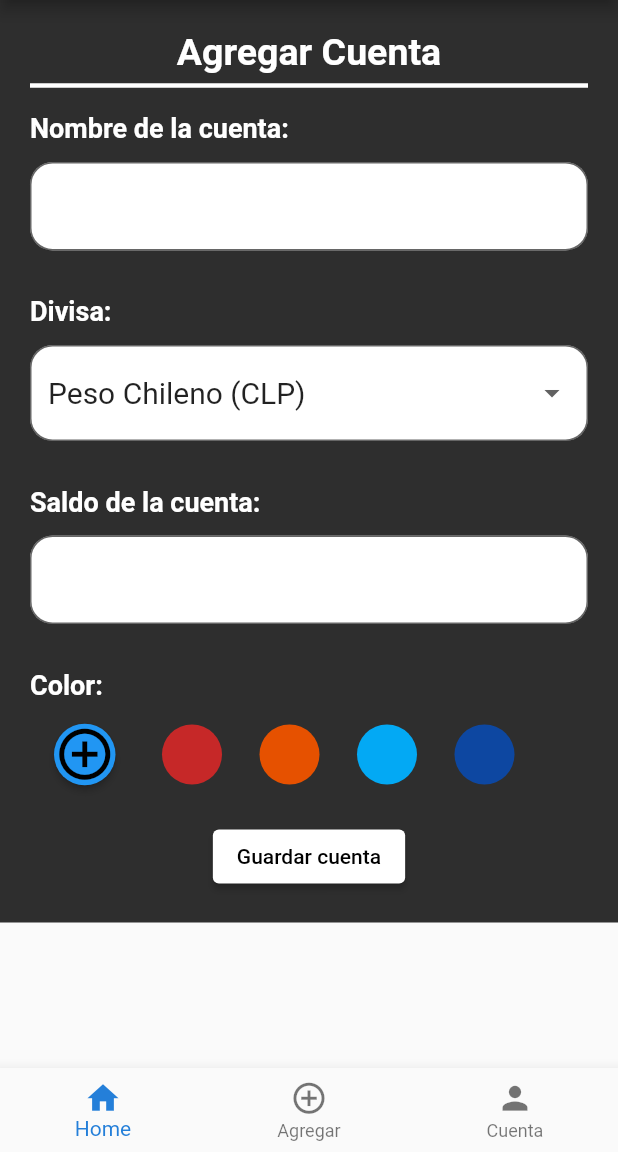
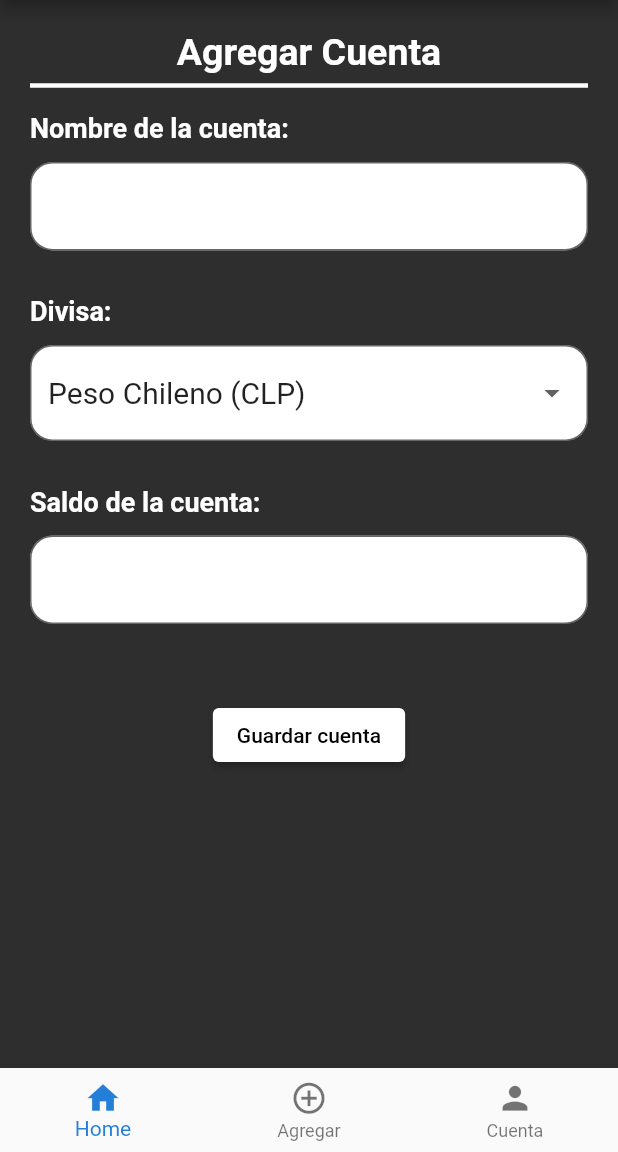
Before and after one commit to Daaira0811/EspecializacionII, a Flutter app: the AgregarCuenta screen opened directly, on a phone screen of 412 x 824 dp, the part 84-1236 px from its top. Run offline on Flutter 3.47's test engine with Material 2 defaults, Android fonts, the phone set to English and light mode, and no system bars; our stand-ins replace charts_flutter, flutter_colorpicker, sqflite; missing offline and left inert: dart:ffi, flutter_cupertino_datetime_picker; accounts and stored records are empty.

Commit message:
Cambios background color scaffold

```diff
--- a/lib/IngresosPage.dart
+++ b/lib/IngresosPage.dart
@@ -41,6 +41,7 @@ class _IngresosPageState extends State<IngresosPage> {
   @override
   Widget build(BuildContext context) {
     return Scaffold(
+      backgroundColor: const Color.fromARGB(255, 46, 46, 46),
       appBar: AppBar(
         centerTitle: true,
         backgroundColor: const Color.fromARGB(255, 96, 95, 95),
--- a/lib/agregarCuenta.dart
+++ b/lib/agregarCuenta.dart
@@ -61,6 +61,7 @@ class _AgregarCuentaState extends State<AgregarCuenta> {
   @override
   Widget build(BuildContext context) {
     return Scaffold(
+      backgroundColor: const Color.fromARGB(255, 46, 46, 46),
       appBar: AppBar(
         centerTitle: true,
         backgroundColor: const Color.fromARGB(255, 96, 95, 95),
@@ -127,24 +128,24 @@ class _AgregarCuentaState extends State<AgregarCuenta> {
     ];
     String? selectedItem = 'Peso Chileno (CLP)';
 
-    Future pickColor(context) => showDialog(
-          context: context,
-          builder: (context) => AlertDialog(
-              title: Text('Elige un color'),
-              content: SingleChildScrollView(
-                  child: BlockPicker(
-                pickerColor: pickerColor,
-                onColorChanged: changeColor,
-              )),
-              actions: <Widget>[
-                TextButton(
-                  onPressed: () => Navigator.of(context).pop(),
-                  child: Text(
-                    'Seleccionar',
-                  ),
-                )
-              ]),
-        );
+    // Future pickColor(context) => showDialog(
+    //       context: context,
+    //       builder: (context) => AlertDialog(
+    //           title: Text('Elige un color'),
+    //           content: SingleChildScrollView(
+    //               child: BlockPicker(
+    //             pickerColor: pickerColor,
+    //             onColorChanged: changeColor,
+    //           )),
+    //           actions: <Widget>[
+    //             TextButton(
+    //               onPressed: () => Navigator.of(context).pop(),
+    //               child: Text(
+    //                 'Seleccionar',
+    //               ),
+    //             )
+    //           ]),
+    //     );
     return Container(
       child: Form(
         child: Column(
@@ -254,77 +255,8 @@ class _AgregarCuentaState extends State<AgregarCuenta> {
             }
           }, */
                 ),
-            const Padding(
-                padding: EdgeInsets.only(bottom: 12, top: 30),
-                child: Text(
-                  "Color:",
-                  style: TextStyle(
-                    fontSize: 18,
-                    fontWeight: FontWeight.bold,
-                    color: Colors.white,
-                  ),
-                )),
-            Row(
-              children: [
-                ElevatedButton(
-                    style: ElevatedButton.styleFrom(
-                      primary: pickerColor,
-                      onPrimary: Colors.black,
-                      shape: CircleBorder(),
-                    ),
-                    onPressed: () => pickColor(context),
-                    child: Icon(
-                      Icons.add_circle_outline,
-                      size: 41,
-                    )),
-                SizedBox(
-                  width: 15,
-                ),
-                Container(
-                  decoration: BoxDecoration(
-                    shape: BoxShape.circle,
-                    color: Colors.red.shade800,
-                  ),
-                  width: 40,
-                  height: 40,
-                ),
-                SizedBox(
-                  width: 25,
-                ),
-                Container(
-                  decoration: BoxDecoration(
-                    shape: BoxShape.circle,
-                    color: Colors.orange.shade900,
-                  ),
-                  width: 40,
-                  height: 40,
-                ),
-                SizedBox(
-                  width: 25,
-                ),
-                Container(
-                  decoration: BoxDecoration(
-                    shape: BoxShape.circle,
-                    color: Colors.lightBlue,
-                  ),
-                  width: 40,
-                  height: 40,
-                ),
-                SizedBox(
-                  width: 25,
-                ),
-                Container(
-                  decoration: BoxDecoration(
-                    shape: BoxShape.circle,
-                    color: Colors.blue.shade900,
-                  ),
-                  width: 40,
-                  height: 40,
-                )
-              ],
-            ),
             SizedBox(
-              height: 20,
+              height: 50,
             ),
             Center(
               child: ElevatedButton(
--- a/lib/gastosForm.dart
+++ b/lib/gastosForm.dart
@@ -43,6 +43,7 @@ class _gastosFormState extends State<gastosForm> {
   @override
   Widget build(BuildContext context) {
     return Scaffold(
+      backgroundColor: const Color.fromARGB(255, 46, 46, 46),
       appBar: AppBar(
         automaticallyImplyLeading: false,
         centerTitle: true,
--- a/lib/misCuentas.dart
+++ b/lib/misCuentas.dart
@@ -38,6 +38,7 @@ class _mostrarCuentasState extends State<mostrarCuentas> {
   @override
   Widget build(BuildContext context) {
     return Scaffold(
+      backgroundColor: const Color.fromARGB(255, 46, 46, 46),
       appBar: AppBar(
         centerTitle: true,
         backgroundColor: const Color.fromARGB(255, 96, 95, 95),
```
